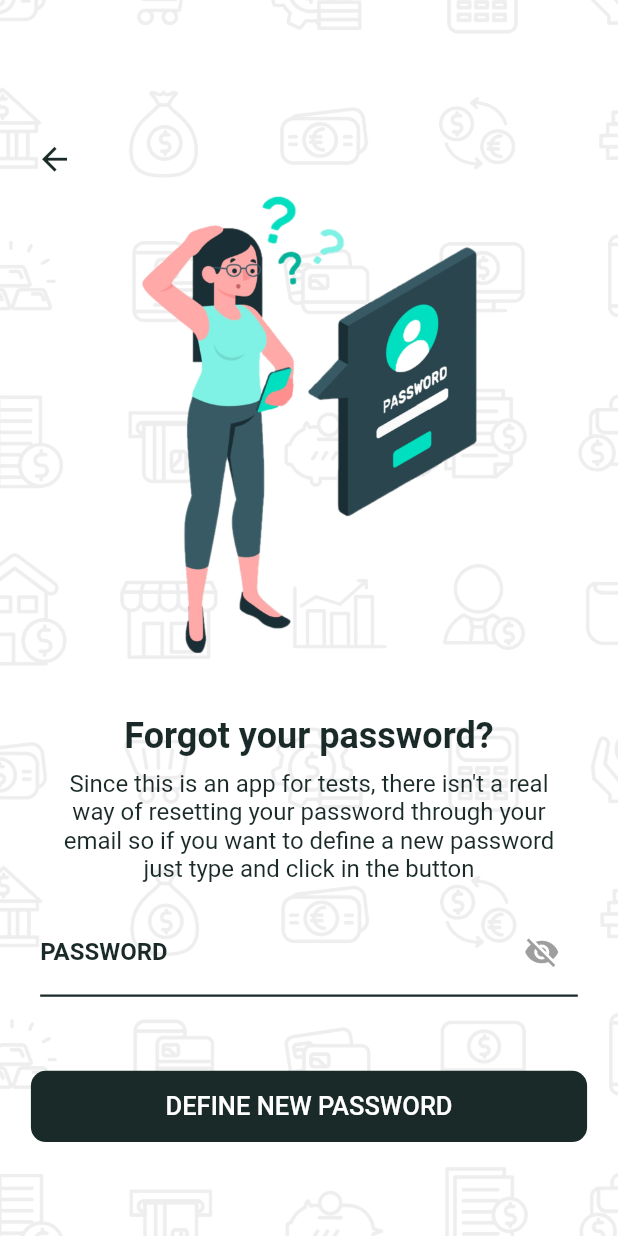
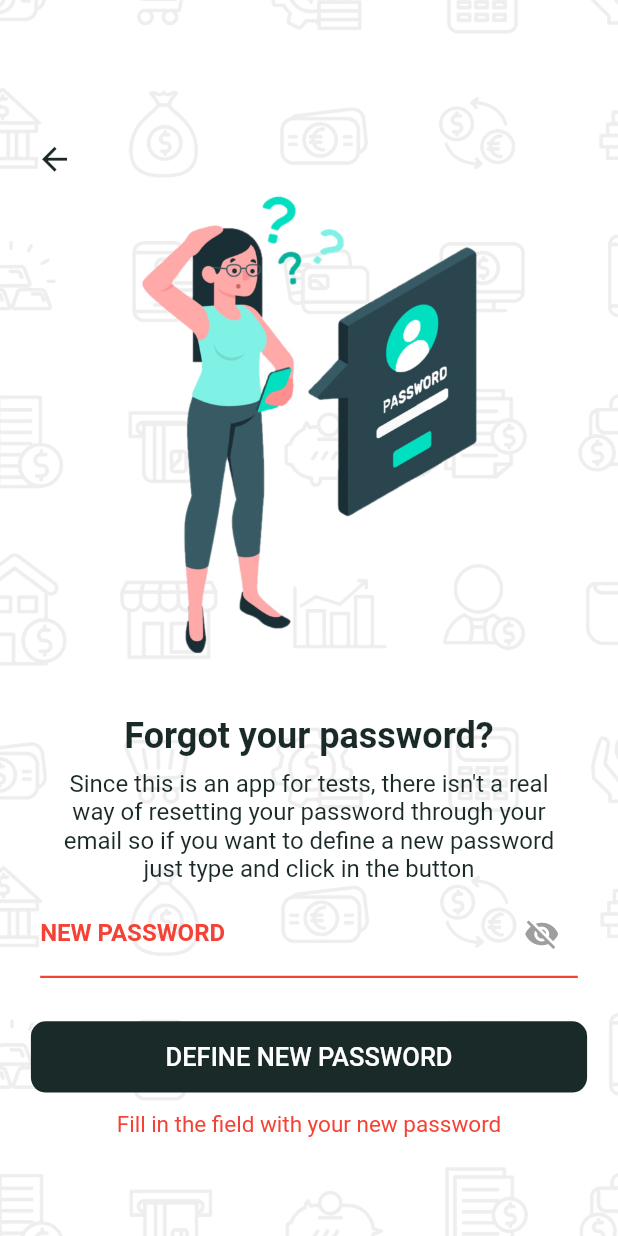
Before and after one commit to MiltonBueno/YellowEx, a Flutter app: the ForgotPassword2 screen opened directly with empty values, after a tap on "DEFINE NEW PASSWORD", on a phone screen of 412 x 824 dp. Run offline on Flutter 3.47's test engine with Material 2 defaults, Android fonts, the phone set to English and light mode, and no system bars; our stand-ins replace rxdart, shared_preferences; accounts and stored records are empty.

Commit message:
Commit 16:
- Creation of forgot password logic (already working)

```diff
--- a/lib/bloc/forgot_password_bloc.dart
+++ b/lib/bloc/forgot_password_bloc.dart
@@ -8,7 +8,9 @@ import '../classes/user.dart';
 class ForgotPasswordBloc {
 
   BehaviorSubject<String> errorMessage = BehaviorSubject();
+  BehaviorSubject<String> errorMessage2 = BehaviorSubject();
   BehaviorSubject<bool> errorEmail = BehaviorSubject();
+  BehaviorSubject<bool> errorPassword = BehaviorSubject();
   BehaviorSubject<bool> loadingReset = BehaviorSubject();
   BehaviorSubject<bool> loadingReset2 = BehaviorSubject();
   BehaviorSubject<bool> passwordObscure = BehaviorSubject();
@@ -57,13 +59,60 @@ class ForgotPasswordBloc {
     loadingReset.sink.add(false);
   }
 
-  defineNewPassword(String selectedEmail){
+  defineNewPassword(String selectedEmail, context) async {
+
+    loadingReset2.sink.add(true);
+
+    errorPassword.sink.add(false);
+    errorMessage2.sink.add("");
+
+    String password = passwordController.text;
+
+    if(password.isNotEmpty){
+      if(!password.contains(" ")){
+        for (var element in registeredUsersList) {
+          if (element.email == selectedEmail) {
+            if(element.password != password){
+
+              element.password = password;
+
+              String usersString = user.turnListToString(registeredUsersList);
+
+              final prefs = await SharedPreferences.getInstance();
+              await prefs.setString(User.keyRegisteredUsers, usersString);
+
+              Navigator.pop(context);
+              Navigator.pop(context);
+
+              showDialog(context: context, builder: (_){
+                return const AlertDialog(
+                  title: Text("New password set"),
+                  content: Text("Your password has been successfully changed"),
+                );
+              });
+
+            }else{
+              errorPassword.sink.add(true);
+              errorMessage2.sink.add("The new password cannot be the same as the previous one");
+            }
+            break;
+          }
+        }
+      }else{
+        errorPassword.sink.add(true);
+        errorMessage2.sink.add("The password cannot contain whitespace characters");
+      }
+    }else{
+      errorPassword.sink.add(true);
+      errorMessage2.sink.add("Fill in the field with your new password");
+    }
+
+    loadingReset2.sink.add(false);
 
   }
 
   getCurrentUsersList() async {
 
-    print("12");
     registeredUsersList = await user.getRegisteredUsersList();
 
   }
--- a/lib/pages/forgot_password2.dart
+++ b/lib/pages/forgot_password2.dart
@@ -1,5 +1,6 @@
 import 'package:flutter/material.dart';
 import '../bloc/forgot_password_bloc.dart';
+import '../classes/custom_input_decoration.dart';
 
 class ForgotPassword2 extends StatefulWidget {
 
@@ -82,10 +83,13 @@ class _ForgotPassword2State extends State<ForgotPassword2> {
                   ),
                 ),
               ),
-              Padding(
-                padding: EdgeInsets.only(left: size.width * 0.05, right: size.width * 0.05, top: size.height * 0.02),
+              StreamBuilder<bool>(
+                  stream: forgotPasswordBloc.errorPassword.stream,
+                  builder: (context, errorPassword) {
+                    return Padding(
+                      padding: EdgeInsets.only(left: size.width * 0.05, right: size.width * 0.05),
                       child: Container(
-                    padding: EdgeInsets.only(left: size.width * 0.015, right: size.width * 0.015),
+                          padding: EdgeInsets.only(left: size.width * 0.015, right: size.width * 0.015, top: size.height * 0.005),
                           child: StreamBuilder<bool>(
                               stream: forgotPasswordBloc.passwordObscure.stream,
                               initialData: true,
@@ -99,29 +103,29 @@ class _ForgotPassword2State extends State<ForgotPassword2> {
                                   ),
                                   decoration: InputDecoration(
                                     // icon: Icon(Icons.email),
-                              disabledBorder: const UnderlineInputBorder(
+                                    disabledBorder: UnderlineInputBorder(
                                       borderSide: BorderSide(color:
-                                Color(0xff1a2a28),
+                                      (errorPassword.data ?? false) ? errorColor : const Color(0xff1a2a28),
                                           width: 1.5),
                                     ),
-                              focusedBorder: const UnderlineInputBorder(
+                                    focusedBorder: UnderlineInputBorder(
                                       borderSide: BorderSide(color:
-                                Color(0xff1a2a28),
+                                      (errorPassword.data ?? false) ? errorColor : const Color(0xff1a2a28),
                                           width: 1.5),
                                     ),
-                              border: const UnderlineInputBorder(
+                                    border: UnderlineInputBorder(
                                       borderSide: BorderSide(color:
-                                Color(0xff1a2a28),
+                                      (errorPassword.data ?? false) ? errorColor : const Color(0xff1a2a28),
                                           width: 1.5),
                                     ),
-                              enabledBorder: const UnderlineInputBorder(
+                                    enabledBorder: UnderlineInputBorder(
                                       borderSide: BorderSide(color:
-                                Color(0xff1a2a28),
+                                      (errorPassword.data ?? false) ? errorColor : const Color(0xff1a2a28),
                                           width: 1.5),
                                     ),
-                              labelText: "PASSWORD",
-                              labelStyle: const TextStyle(
-                                color: Color(0xff1a2a28),
+                                    labelText: "NEW PASSWORD",
+                                    labelStyle: TextStyle(
+                                      color: (errorPassword.data ?? false) ? errorColor : const Color(0xff1a2a28),
                                       fontWeight: FontWeight.bold,
                                     ),
                                     hintText: "example_password",
@@ -139,9 +143,11 @@ class _ForgotPassword2State extends State<ForgotPassword2> {
                               }
                           )
                       ),
+                    );
+                  }
               ),
               Padding(
-                padding: EdgeInsets.only(left: size.width * 0.05, right: size.width * 0.05, top: size.height * 0.06),
+                padding: EdgeInsets.only(left: size.width * 0.05, right: size.width * 0.05, top: size.height * 0.035),
                 child: Container(
                     width: size.width,
                     height: 47.5,
@@ -170,29 +176,29 @@ class _ForgotPassword2State extends State<ForgotPassword2> {
                               ),
                             ),
                             onPressed: () {
-                              forgotPasswordBloc.defineNewPassword(widget.email);
+                              forgotPasswordBloc.defineNewPassword(widget.email, context);
                             },
                           );
                         }
                     )
                 ),
               ),
-              // Padding(
-              //   padding: EdgeInsets.symmetric(horizontal: size.width * 0.05, vertical: size.height * 0.025),
-              //   child: StreamBuilder<String>(
-              //       stream: forgotPasswordBloc.errorMessage.stream,
-              //       builder: (context, message) {
-              //         return Text(
-              //           message.data ?? "",
-              //           textAlign: TextAlign.center,
-              //           style: TextStyle(
-              //             color: message.data != null ? errorColor : Colors.transparent,
-              //             fontSize: 15,
-              //           ),
-              //         );
-              //       }
-              //   ),
-              // ),
+              Padding(
+                padding: EdgeInsets.symmetric(horizontal: size.width * 0.05, vertical: size.height * 0.015),
+                child: StreamBuilder<String>(
+                    stream: forgotPasswordBloc.errorMessage2.stream,
+                    builder: (context, message) {
+                      return Text(
+                        message.data ?? "",
+                        textAlign: TextAlign.center,
+                        style: TextStyle(
+                          color: message.data != null ? errorColor : Colors.transparent,
+                          fontSize: 15,
+                        ),
+                      );
+                    }
+                ),
+              ),
             ],
           ),
         ),
```
Lines whose indentation alone changed are shown as unchanged.
